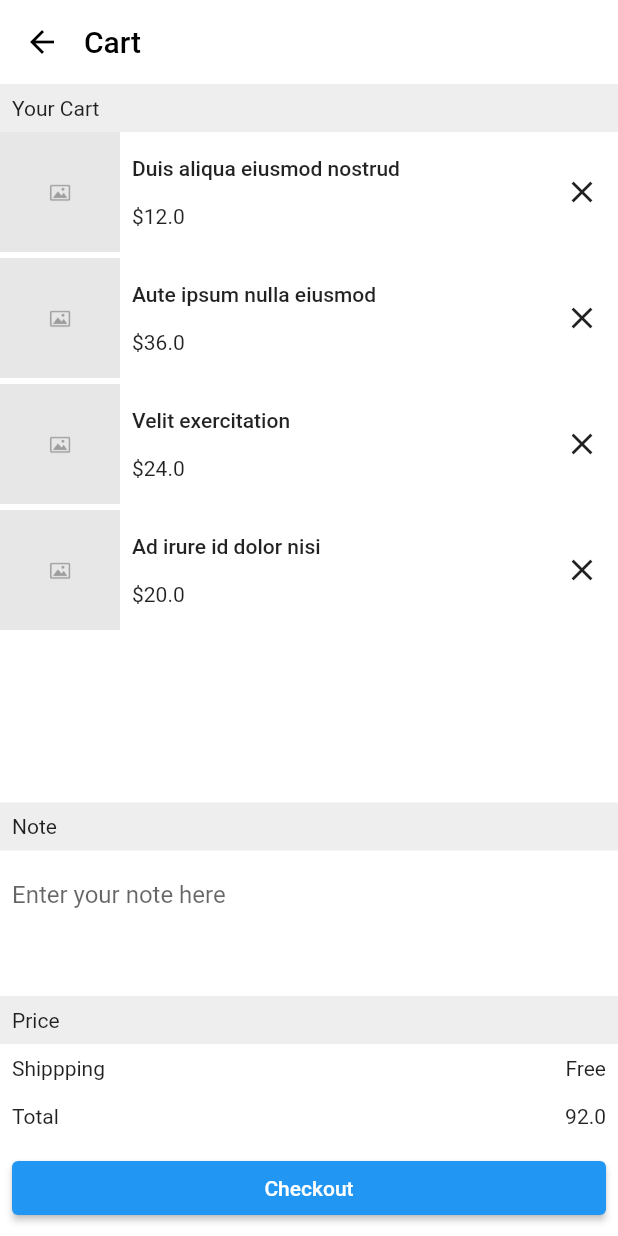
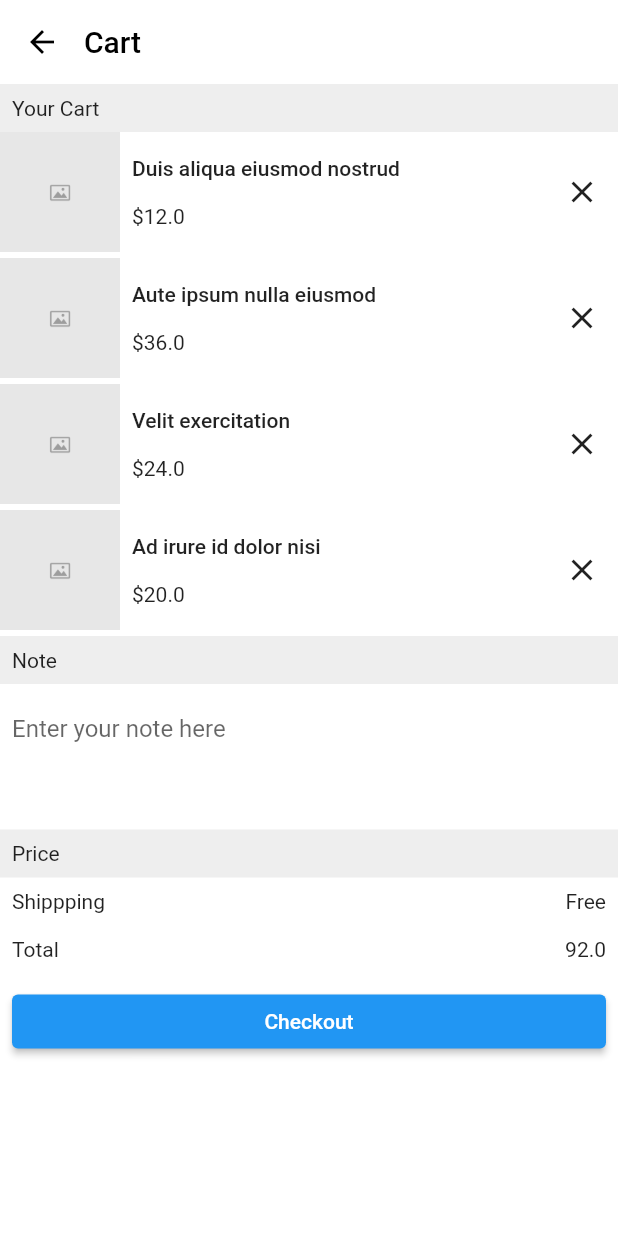
Before and after one commit to anoochit/uikits, a Flutter app: the ShoppingCartScreen01 screen opened directly, on a phone screen of 412 x 824 dp. Run offline on Flutter 3.47's test engine with Material 2 defaults, Android fonts, the phone set to English and light mode, and no system bars; our stand-ins replace carousel_slider, font_awesome_flutter, get, percent_indicator, photo_view, responsive_builder and 3 more; missing offline and left inert: awesome_card, ms_undraw, multi_split_view.

Commit message:
update shoppingcart screen layout

```diff
--- a/lib/pages/13_shoppingcart/shoppingcart01.dart
+++ b/lib/pages/13_shoppingcart/shoppingcart01.dart
@@ -33,8 +33,8 @@ class _ShoppingCartScreen01State extends State<ShoppingCartScreen01> {
           elevation: 0,
         ),
         body: SafeArea(
-          child: LayoutBuilder(
-            builder: (context, constraints) => Column(
+          child: LayoutBuilder(builder: (context, constraints) {
+            return Column(
               crossAxisAlignment: CrossAxisAlignment.start,
               children: [
                 Container(
@@ -43,17 +43,13 @@ class _ShoppingCartScreen01State extends State<ShoppingCartScreen01> {
                   color: Colors.grey.shade200,
                   child: Text("Your Cart"),
                 ),
-                Expanded(
-                  child: MediaQuery.removePadding(
-                    context: context,
-                    removeTop: true,
-                    child: ListView.builder(
-                      itemCount: listshoppingCartItem.length,
-                      itemBuilder: (context, index) {
-                        return shoppingCartItem(items: listshoppingCartItem, index: index);
-                      },
-                    ),
-                  ),
+                ListView.builder(
+                  shrinkWrap: true,
+                  physics: ScrollPhysics(),
+                  itemCount: listshoppingCartItem.length,
+                  itemBuilder: (context, index) {
+                    return shoppingCartItem(items: listshoppingCartItem, index: index);
+                  },
                 ),
                 Container(
                   width: constraints.maxWidth,
@@ -102,8 +98,8 @@ class _ShoppingCartScreen01State extends State<ShoppingCartScreen01> {
                       onPressed: () {},
                     )),
               ],
-            ),
-          ),
+            );
+          }),
         ),
       ),
     );
```
Also changed, not shown: lib/pages/13_shoppingcart/shoppingcart02.dart (+11 -15 lines).
